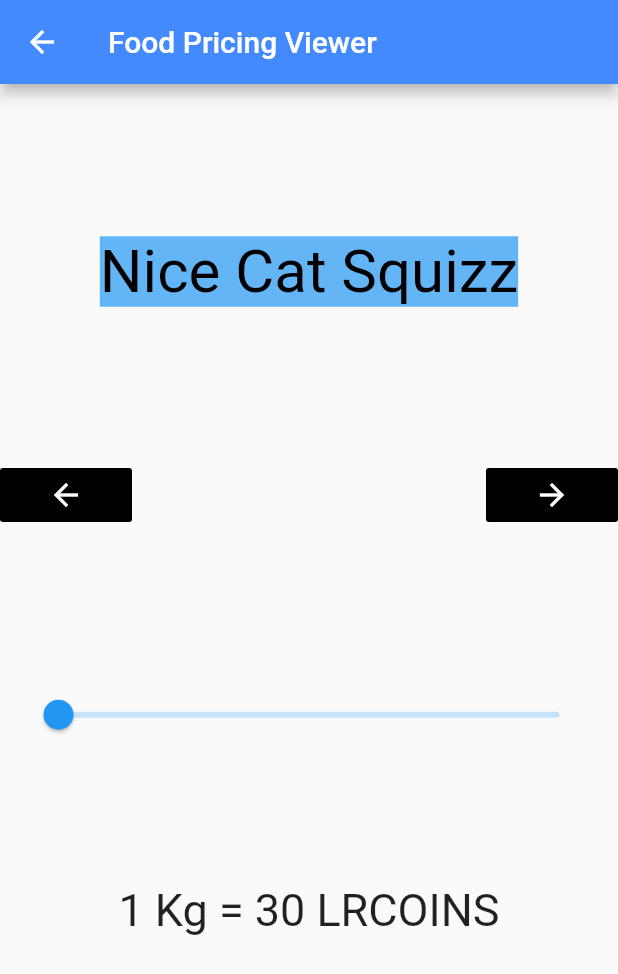
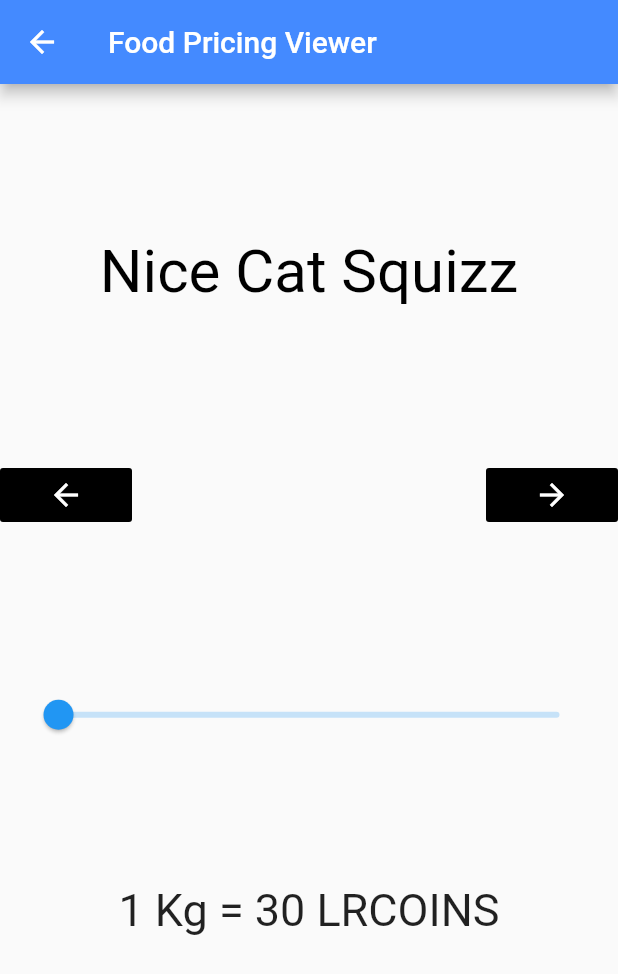
Before and after one commit to LaResistenciaMaker/taller_flutter_practico_lr, a Flutter app: the FoodPage screen opened by its route, on a phone screen of 412 x 824 dp. Shown: the top 974 px of the screen. Run offline on Flutter 3.47's test engine with Material 2 defaults, Android fonts, the phone set to English and light mode, and no system bars; network calls fail.

Commit message:
catfoodfix

```diff
--- a/lib/pages/catfood.dart
+++ b/lib/pages/catfood.dart
@@ -32,7 +32,6 @@ class _FoodPageState extends State<FoodPage> {
               height: 250,
               child: Center(
                 child: Container(
-                  color: Colors.blue[300],
                   child: Text(
                     _brandMap[_currentIndex][0],
                     style: TextStyle(color: Colors.black, fontSize: 40,),
```
